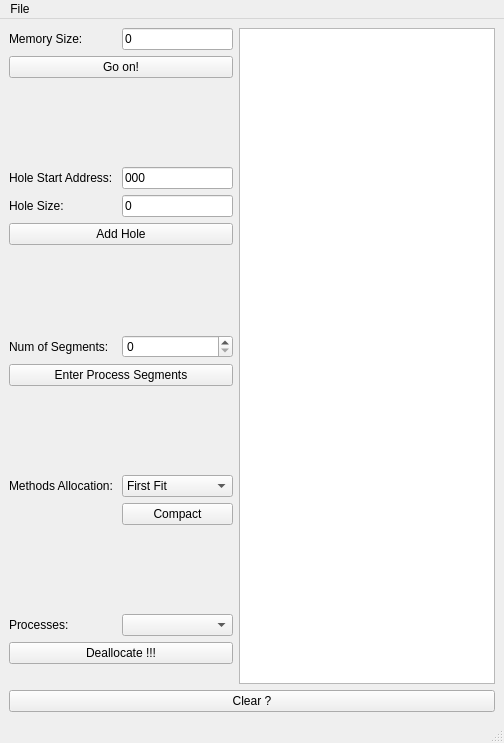
Above: MemoryV2.ui from AhmedNasr7/OS-Memory-Allocation before the change. Below: the same form after it.
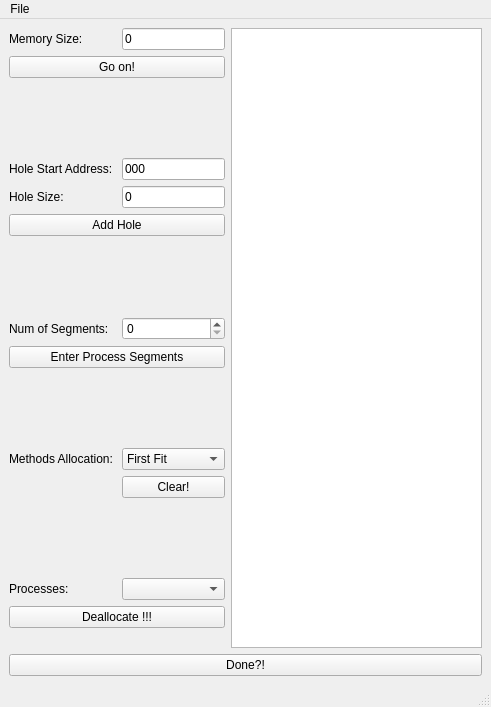
That is the form after the change. Icons and pictures are not drawn.

Commit message: add deallocation button code

The edit to the form file:
```diff
--- a/MemoryV2.ui
+++ b/MemoryV2.ui
@@ -6,8 +6,8 @@
    <rect>
     <x>0</x>
     <y>0</y>
-    <width>504</width>
-    <height>743</height>
+    <width>491</width>
+    <height>707</height>
    </rect>
   </property>
   <property name="sizePolicy">
@@ -36,7 +36,7 @@
     <item row="1" column="0" colspan="2">
      <widget class="QPushButton" name="pushButton_2">
       <property name="text">
-       <string>Clear ?</string>
+       <string>Done?!</string>
       </property>
      </widget>
     </item>
@@ -193,7 +193,7 @@
       <item row="11" column="1">
        <widget class="QPushButton" name="Clear">
         <property name="text">
-         <string>Compact</string>
+         <string>Clear!</string>
         </property>
        </widget>
       </item>
@@ -249,8 +249,8 @@
     <rect>
      <x>0</x>
      <y>0</y>
-     <width>504</width>
-     <height>22</height>
+     <width>491</width>
+     <height>25</height>
     </rect>
    </property>
    <widget class="QMenu" name="menuFile">
```
Left out of the diff: 10 changed lines with no effect on the pictures. The commit also changes 5 other files.
